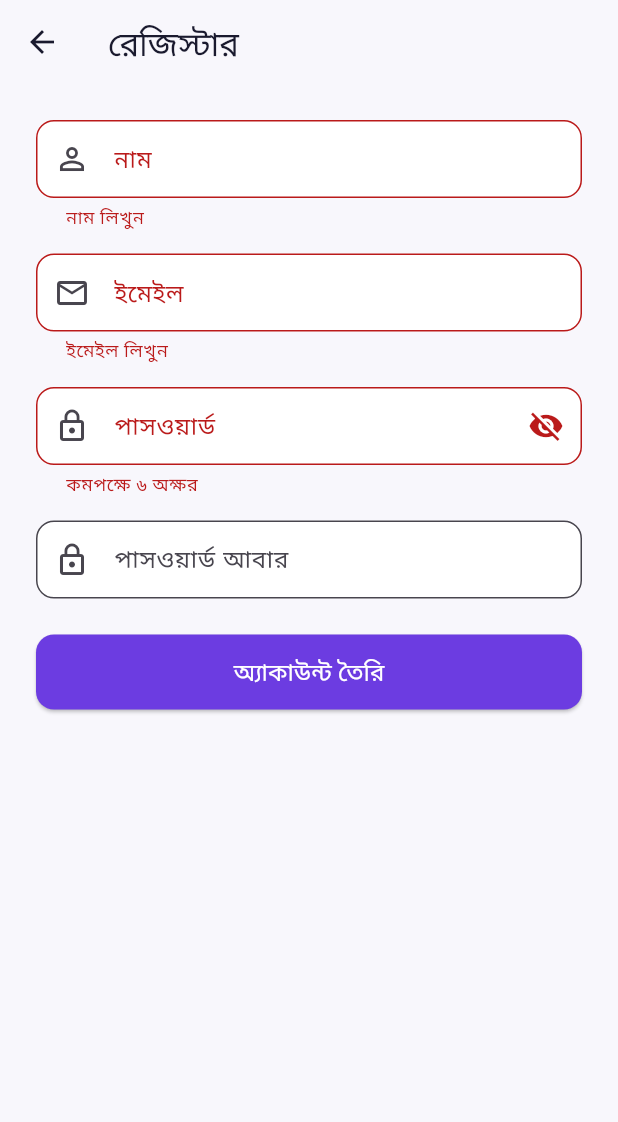
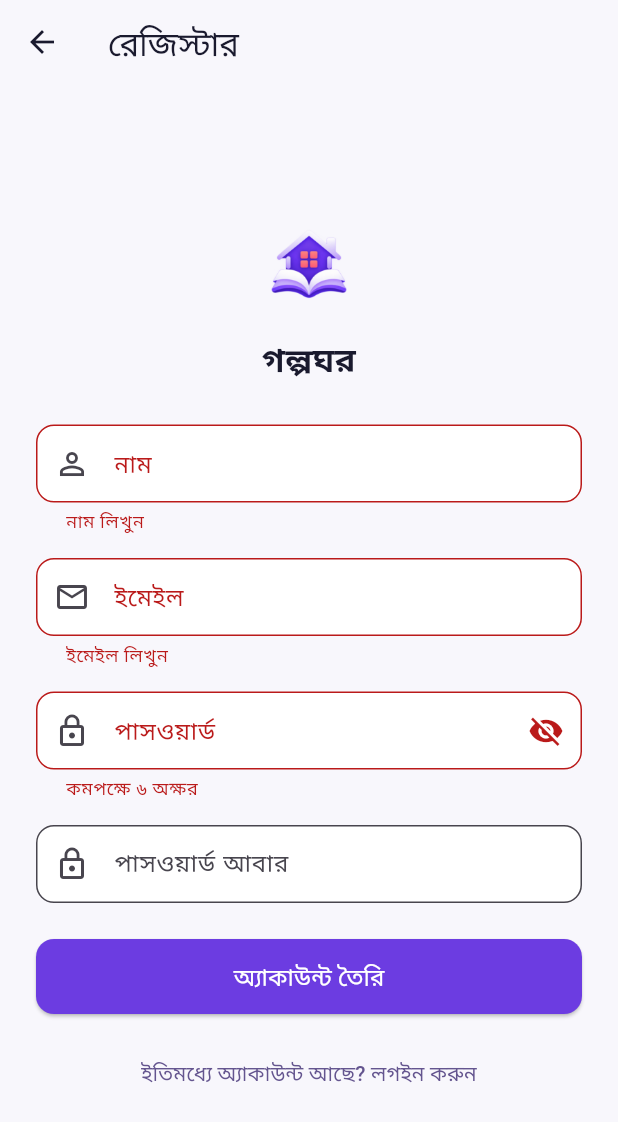
Before and after one commit to rjfahim8130-code/GolpoGhor, a Flutter app: the RegisterScreen screen opened by its route, after a tap on "অ্যাকাউন্ট তৈরি", on a phone screen of 412 x 824 dp. Shown: the top 1122 px of the screen. Run offline on Flutter 3.47's test engine with Material 3 defaults, Android fonts, the phone set to English and light mode, and no system bars; our stand-ins replace cached_network_image, flutter_riverpod, go_router, google_fonts, google_sign_in, image_picker and 3 more; accounts and stored records are empty.

Commit message:
Update register_screen.dart

```diff
--- a/lib/features/auth/presentation/screens/register_screen.dart
+++ b/lib/features/auth/presentation/screens/register_screen.dart
@@ -34,9 +34,9 @@ class _RegisterScreenState extends State<RegisterScreen> {
     setState(() => _loading = true);
     try {
       await _auth.signUpWithEmail(
-        email: _email.text,
+        email: _email.text.trim(),
         password: _password.text,
-        fullName: _name.text,
+        fullName: _name.text.trim(),
       );
       if (!mounted) return;
       // সেশন না থাকলে লগইন স্ক্রিন
@@ -70,13 +70,31 @@ class _RegisterScreenState extends State<RegisterScreen> {
         ),
       ),
       body: SafeArea(
+        child: Center(
           child: SingleChildScrollView(
             padding: const EdgeInsets.all(24),
             child: Form(
               key: _formKey,
               child: Column(
+                mainAxisAlignment: MainAxisAlignment.center,
                 crossAxisAlignment: CrossAxisAlignment.stretch,
                 children: [
+                  Image.asset(
+                    'assets/images/logo.png',
+                    height: 72,
+                    errorBuilder: (_, __, ___) => Icon(
+                      Icons.auto_stories_rounded,
+                      size: 64,
+                      color: AppColors.primary,
+                    ),
+                  ),
+                  const SizedBox(height: 12),
+                  const Text(
+                    'গল্পঘর',
+                    textAlign: TextAlign.center,
+                    style: TextStyle(fontSize: 22, fontWeight: FontWeight.bold),
+                  ),
+                  const SizedBox(height: 28),
                   TextFormField(
                     controller: _name,
                     textInputAction: TextInputAction.next,
@@ -161,7 +179,13 @@ class _RegisterScreenState extends State<RegisterScreen> {
                           : const Text('অ্যাকাউন্ট তৈরি', style: TextStyle(fontSize: 16)),
                     ),
                   ),
+                  const SizedBox(height: 16),
+                  TextButton(
+                    onPressed: () => context.pop(),
+                    child: const Text('ইতিমধ্যে অ্যাকাউন্ট আছে? লগইন করুন'),
+                  ),
                 ],
+              ),
             ),
           ),
         ),
```
Lines whose indentation alone changed are shown as unchanged.
